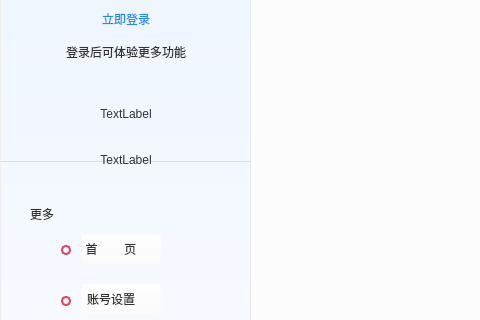
Qt form src/ZcloudEntCenter/UserCenterWidget.ui (gispda/ZcloudDesk) before a commit; both pictures show x 0 to 480 and y 127 to 447 of the 1002 by 620 pixel window.
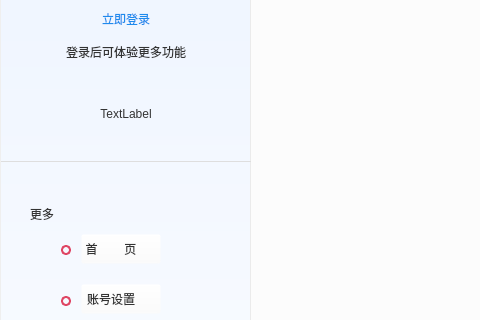
The same form after that commit. Icons and pictures are not drawn. Custom widgets are drawn as their Qt base class.

Commit message: add login tip

```diff
--- a/src/ZcloudEntCenter/UserCenterWidget.ui
+++ b/src/ZcloudEntCenter/UserCenterWidget.ui
@@ -561,7 +561,7 @@
 color:#333333;</string>
          </property>
          <property name="text">
-          <string>TextLabel</string>
+          <string/>
          </property>
          <property name="alignment">
           <set>Qt::AlignCenter</set>
```
The commit also changes 1 other file.
